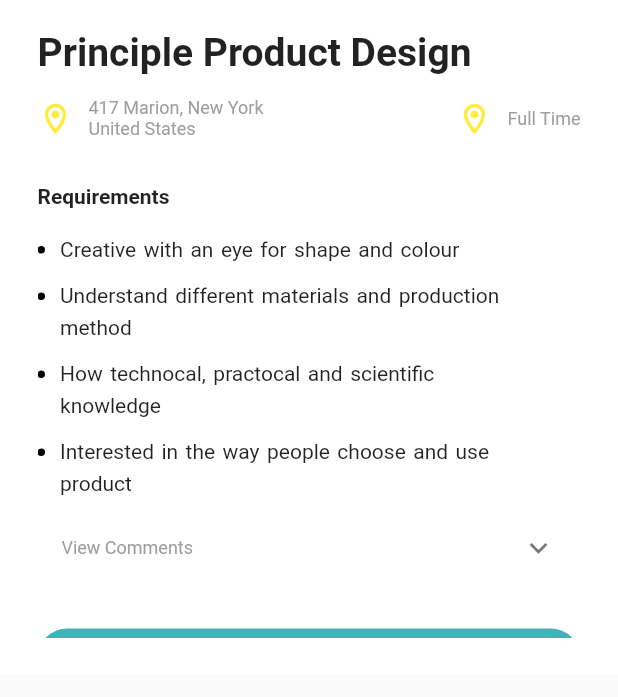
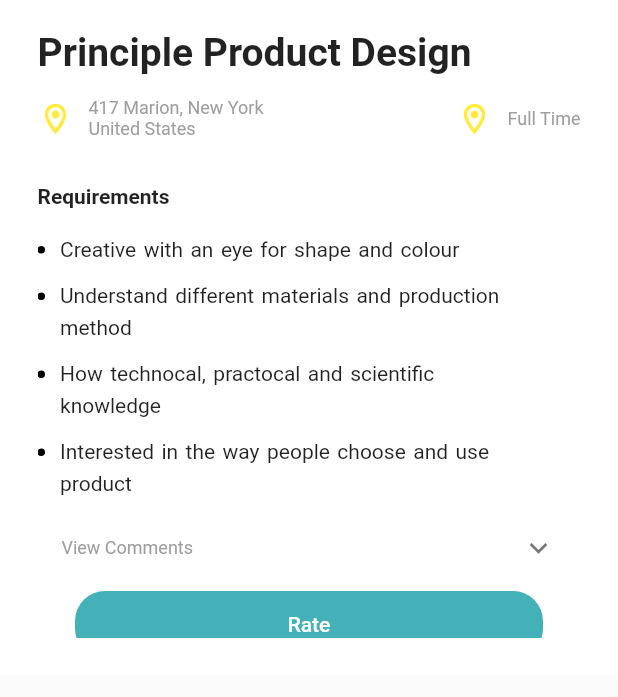
Before and after one commit to lansoyyy/Natcorp, a Flutter app: the JobDetail widget shown alone on an empty page, opened directly with sample values from the repository, on a phone screen of 412 x 824 dp, the part 150-847 px from its top. Run offline on Flutter 3.47's test engine with Material 2 defaults, Android fonts, the phone set to English and light mode, and no system bars; our stand-ins replace badges, cloud_firestore, firebase_auth, firebase_core, firebase_storage, fluttertoast and 2 more; missing offline and left inert: cloud_firestore_web, firebase_core_web; accounts and stored records are empty; Roboto replaces fonts that are missing (QRegular).

Commit message:
wip ratings bar

```diff
--- a/lib/Pages/home/widgets/job_detail.dart
+++ b/lib/Pages/home/widgets/job_detail.dart
@@ -201,7 +201,36 @@ class JobDetail extends StatelessWidget {
                 ),
                 //button apply now
                 Container(
-                  margin: const EdgeInsets.symmetric(vertical: 25),
+                  margin: const EdgeInsets.only(
+                    left: 25,
+                    right: 25,
+                  ),
+                  height: 45,
+                  width: double.maxFinite,
+                  child: ElevatedButton(
+                    style: ElevatedButton.styleFrom(
+                        elevation: 0,
+                        primary: Theme.of(context).primaryColor,
+                        shape: RoundedRectangleBorder(
+                          borderRadius: BorderRadius.circular(20),
+                        )),
+                    onPressed: () {
+                      Navigator.push(
+                          context,
+                          MaterialPageRoute(
+                              builder: (context) => const ResumeScreen()));
+                    },
+                    child: const Text('Rate'),
+                  ),
+                ),
+                const SizedBox(
+                  height: 10,
+                ),
+                Container(
+                  margin: const EdgeInsets.only(
+                    left: 25,
+                    right: 25,
+                  ),
                   height: 45,
                   width: double.maxFinite,
                   child: ElevatedButton(
```
